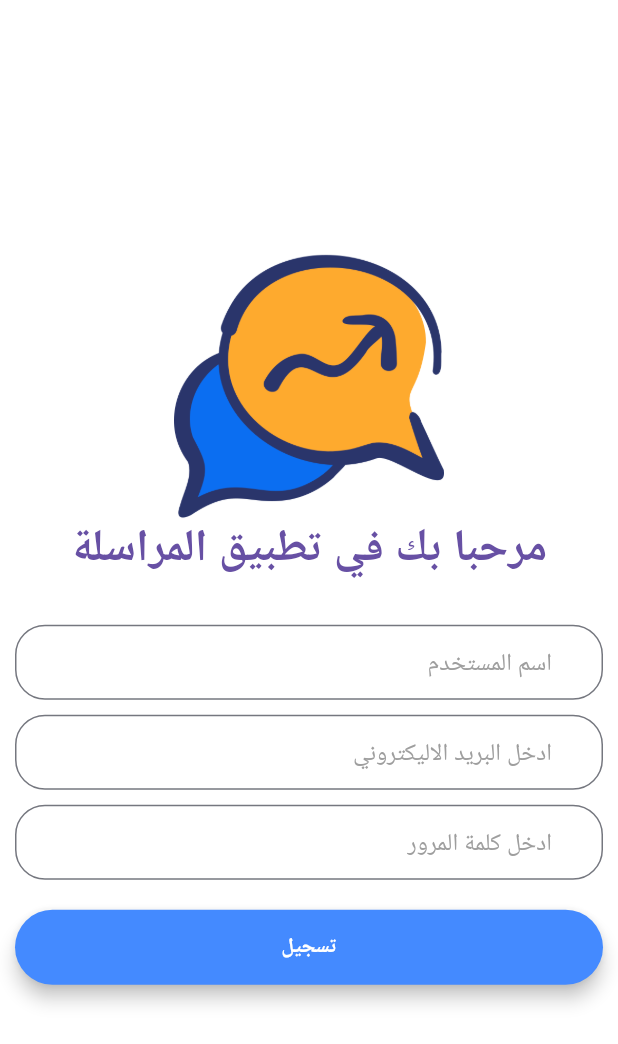
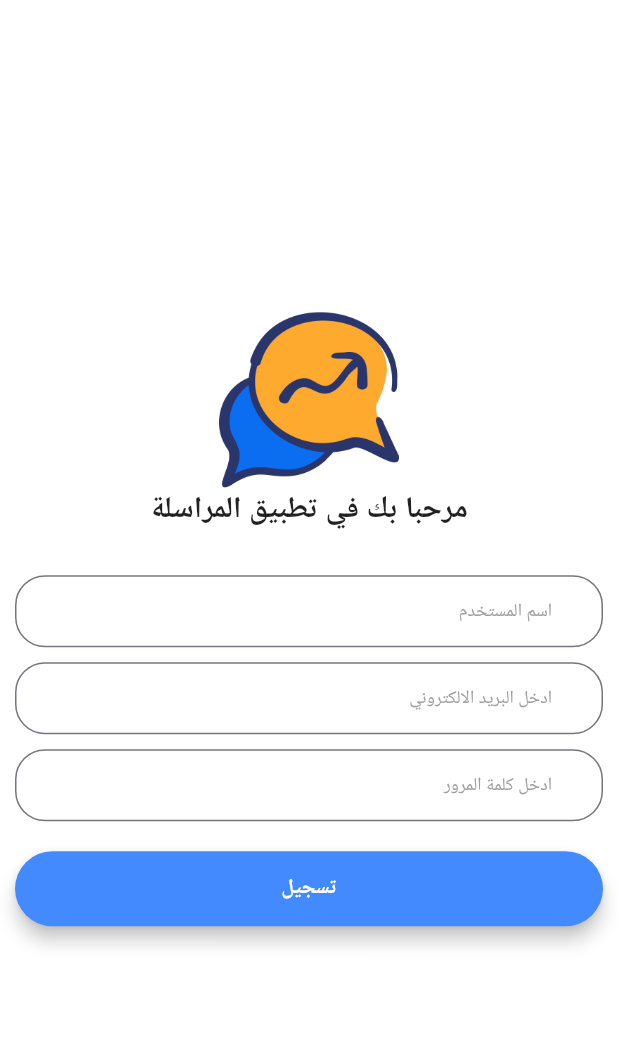
Before and after one commit to alikadhimdev/chat_app, a Flutter app: the screen it shows after launch, after a tap on "تسجيل", on a phone screen of 412 x 824 dp. Shown: the top 1044 px of the screen. Run offline on Flutter 3.47's test engine with Material 3 defaults, Android fonts, the phone set to English and light mode, and no system bars; drawn by our look-alikes of modal_progress_hud_nsn; our stand-ins replace cloud_firestore, firebase_auth, firebase_core, google_fonts; accounts and stored records are empty; Roboto replaces fonts that are missing (Cairo).

```diff
--- a/lib/main.dart
+++ b/lib/main.dart
@@ -6,6 +6,9 @@ import 'package:flutter/material.dart';
 import "package:flutter_localizations/flutter_localizations.dart";
 import "package:provider/provider.dart";
 import 'package:google_fonts/google_fonts.dart';
+import 'package:firebase_core/firebase_core.dart';
+
+import 'dart:io' show Platform;
 
 class ThemeProvider extends ChangeNotifier {
   ThemeMode themeMode = ThemeMode.light;
@@ -16,7 +19,19 @@ class ThemeProvider extends ChangeNotifier {
   }
 }
 
-void main() {
+void main() async {
+  WidgetsFlutterBinding.ensureInitialized();
+
+  try {
+    if (Platform.isLinux) {
+      debugPrint('Firebase غير مدعوم على Linux، سيتم تعطيله');
+    } else {
+      await Firebase.initializeApp();
+    }
+  } catch (e) {
+    debugPrint('خطأ في تهيئة Firebase: $e');
+  }
+
   runApp(
     ChangeNotifierProvider(
       create: (context) => ThemeProvider(),
@@ -52,21 +67,21 @@ class MyApp extends StatelessWidget {
         ),
         textTheme: GoogleFonts.cairoTextTheme().copyWith(
           headlineLarge: GoogleFonts.cairo(
-            fontSize: 30,
+            fontSize: 24,
             fontWeight: FontWeight.bold,
             color: Theme.of(context).colorScheme.primary,
           ),
           headlineMedium: GoogleFonts.cairo(
-            fontSize: 24,
+            fontSize: 20,
             fontWeight: FontWeight.bold,
           ),
           headlineSmall: GoogleFonts.cairo(
             fontSize: 16,
             fontWeight: FontWeight.bold,
           ),
-          bodyLarge: GoogleFonts.cairo(fontSize: 20),
-          bodyMedium: GoogleFonts.cairo(fontSize: 16),
-          bodySmall: GoogleFonts.cairo(fontSize: 14),
+          bodyLarge: GoogleFonts.cairo(fontSize: 14),
+          bodyMedium: GoogleFonts.cairo(fontSize: 12),
+          bodySmall: GoogleFonts.cairo(fontSize: 10),
         ),
         scaffoldBackgroundColor: Colors.white, // أو استخدم colorScheme.surface
         appBarTheme: AppBarTheme(
@@ -76,7 +91,7 @@ class MyApp extends StatelessWidget {
           elevation: 0,
         ),
       ),
-      themeMode: context.watch<ThemeProvider>().themeMode, // غيرنا للوضع الفاتح
+      themeMode: ThemeMode.system, // غيرنا للوضع الفاتح
       darkTheme: ThemeData.dark().copyWith(
         colorScheme: ColorScheme.fromSeed(
           seedColor: Colors.blue,
@@ -98,7 +113,7 @@ class MyApp extends StatelessWidget {
         WelcomeScreen.screenRoute: (context) => const WelcomeScreen(),
         LoginScreen.screenRoute: (context) => const LoginScreen(),
         RegistrationScreen.screenRoute: (context) => const RegistrationScreen(),
-        ChatScree.screenRoute: (context) => const ChatScree(),
+        ChatScreen.screenRoute: (context) => const ChatScreen(),
       },
     );
   }
--- a/lib/screens/registration_screen.dart
+++ b/lib/screens/registration_screen.dart
@@ -1,6 +1,9 @@
+import 'package:chat_app/screens/chat_scree.dart';
 import 'package:chat_app/widgets/build_button.dart';
-import 'package:chat_app/widgets/build_inputFiled.dart';
+import 'package:chat_app/widgets/build_input_filed.dart';
 import 'package:flutter/material.dart';
+import 'package:firebase_auth/firebase_auth.dart';
+import 'package:modal_progress_hud_nsn/modal_progress_hud_nsn.dart';
 
 class RegistrationScreen extends StatefulWidget {
   const RegistrationScreen({super.key});
@@ -10,51 +13,81 @@ class RegistrationScreen extends StatefulWidget {
 }
 
 class _RegistrationScreenState extends State<RegistrationScreen> {
+  final _auth = FirebaseAuth.instance;
+
+  late String username;
+  late String email;
+  late String password;
+  bool _loading = false;
+  void handleRegister(ctx) async {
+    setState(() {
+      _loading = true;
+    });
+    try {
+      final newUser = await _auth.createUserWithEmailAndPassword(
+        email: email,
+        password: password,
+      );
+      Navigator.pushNamed(ctx, ChatScreen.screenRoute);
+    } catch (e) {
+      print(e);
+    }
+    setState(() {
+      _loading = false;
+    });
+  }
+
   @override
   Widget build(BuildContext context) {
     return Scaffold(
-      body: Padding(
+      body: ModalProgressHUD(
+        inAsyncCall: _loading,
+        child: Padding(
           padding: const EdgeInsets.all(10),
           child: Column(
             crossAxisAlignment: CrossAxisAlignment.stretch,
             mainAxisAlignment: MainAxisAlignment.center,
             children: [
-            Container(height: 180, child: Image.asset("images/logo.png")),
+              Container(height: 120, child: Image.asset("images/logo.png")),
               Center(
                 child: Text(
                   "مرحبا بك في تطبيق المراسلة",
-                style: Theme.of(context).textTheme.headlineLarge,
+                  style: Theme.of(context).textTheme.headlineMedium,
                 ),
               ),
               SizedBox(height: 30),
               BuildInputFiled(
                 title: "اسم المستخدم",
                 handleChange: (value) {
-                print(value);
+                  username = value;
                 },
+                filedType: "username",
               ),
               SizedBox(height: 10),
 
               BuildInputFiled(
-              title: "ادخل البريد الاليكتروني",
+                title: "ادخل البريد الالكتروني",
                 handleChange: (value) {
-                print(value);
+                  email = value;
                 },
+                filedType: "email",
               ),
               SizedBox(height: 10),
               BuildInputFiled(
                 title: "ادخل كلمة المرور",
                 handleChange: (value) {
-                print(value);
+                  password = value;
                 },
+                filedType: "password",
               ),
               SizedBox(height: 20),
               BuildButton(
                 title: "تسجيل",
                 bgColor: Theme.of(context).colorScheme.primary,
-              handleClick: () {},
+                handleClick: () => handleRegister(context),
               ),
             ],
+          ),
         ),
       ),
     );
--- a/lib/widgets/build_inputFiled.dart
+++ b/lib/widgets/build_input_filed.dart
@@ -3,18 +3,25 @@ import 'package:flutter/material.dart';
 class BuildInputFiled extends StatelessWidget {
   final String title;
   final Function handleChange;
+  final String filedType;
   const BuildInputFiled({
     super.key,
     required this.title,
     required this.handleChange,
+    required this.filedType,
   });
 
   @override
   Widget build(BuildContext context) {
     return TextField(
+      obscureText: filedType == "password" ? true : false,
+      keyboardType: filedType == "email"
+          ? TextInputType.emailAddress
+          : TextInputType.text,
       onChanged: (value) {
         handleChange(value);
       },
+
       decoration: InputDecoration(
         hint: Text(title, style: TextStyle(color: Colors.grey[500])),
         contentPadding: EdgeInsets.symmetric(vertical: 10, horizontal: 30),
--- a/pubspec.yaml
+++ b/pubspec.yaml
@@ -37,6 +37,7 @@ dependencies:
   firebase_core: ^4.0.0
   firebase_auth: ^6.0.0
   cloud_firestore: ^6.0.0
+  modal_progress_hud_nsn: ^0.5.1
 
   # The following adds the Cupertino Icons font to your application.
   # Use with the CupertinoIcons class for iOS style icons.
```
Also changed, not shown: lib/screens/chat_scree.dart (+55 -9 lines), lib/screens/login_screen.dart (+40 -8 lines), firebase.json (added), lib/firebase_options.dart (added), pubspec.lock, 5 other files. Lines whose indentation alone changed are shown as unchanged.
